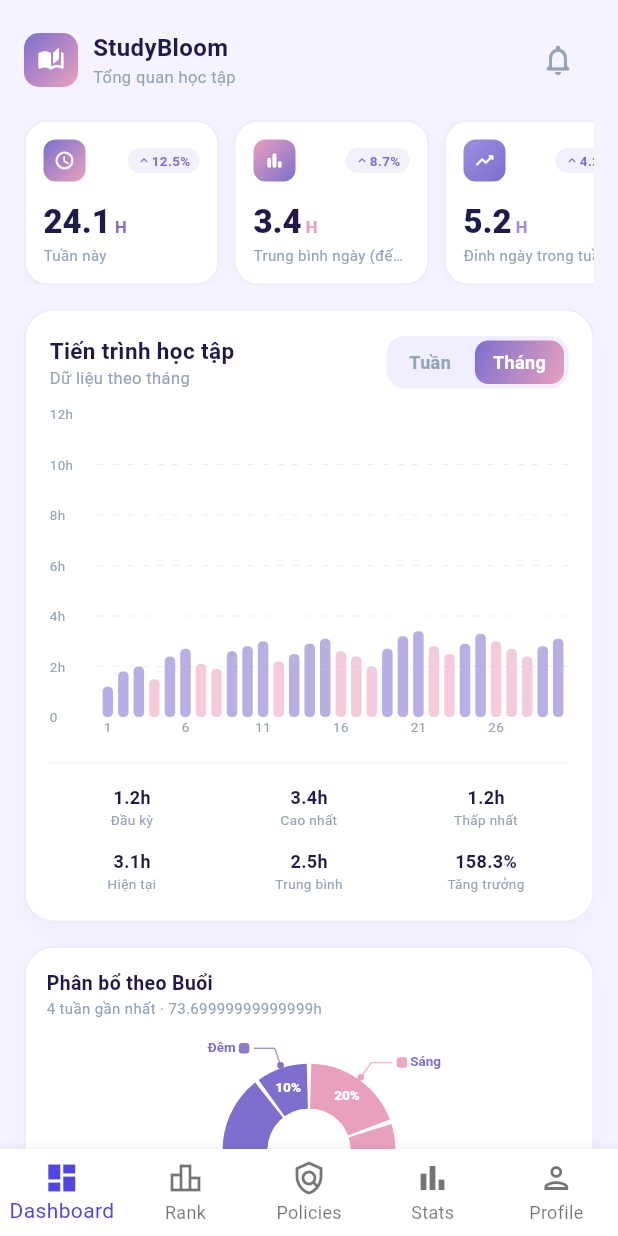
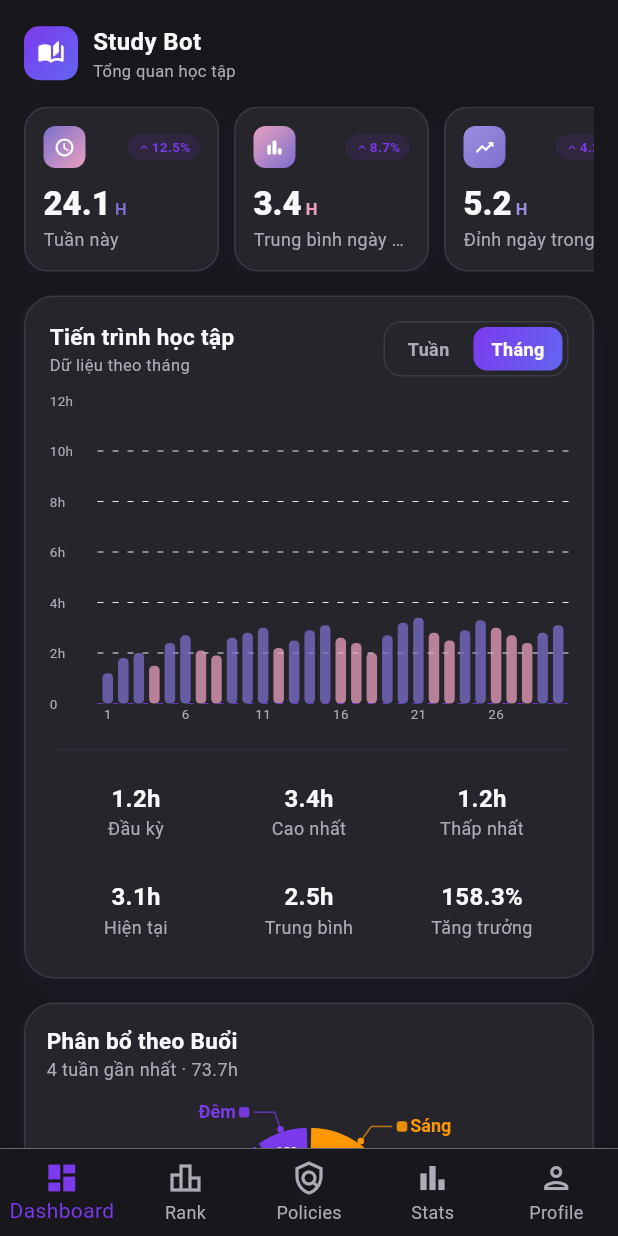
Before and after one commit to Pleopop/PRM393_Project_Group3, a Flutter app: the DashboardScreen screen opened by its route, after a tap on "Tháng", on a phone screen of 412 x 824 dp. Run offline on Flutter 3.47's test engine with Material 3 defaults, Android fonts, the phone set to English and light mode, and no system bars; drawn by our look-alikes of fl_chart; our stand-ins replace app_links, dio, flutter_riverpod, flutter_secure_storage, go_router; accounts and stored records are empty.

Commit message:
feat: enhance dashboard UI with updated colors, improved layout, and refined components

```diff
--- a/lib/features/dashboard/screens/dashboard_screen.dart
+++ b/lib/features/dashboard/screens/dashboard_screen.dart
@@ -65,7 +65,7 @@ class _DashboardScreenState extends State<DashboardScreen> {
             const SizedBox(height: 16),
 
             // ── Chart card ──
-            ChartCard(
+          ChartCard(
               chart: chart,
               timeframe: _timeframe,
               onToggle: (tf) => setState(() => _timeframe = tf),
@@ -82,7 +82,7 @@ class _DashboardScreenState extends State<DashboardScreen> {
 
   Widget _buildInsightsSection() {
     return SizedBox(
-      height: 520,
+      height: 650,
       child: SidebarInsights(
         timeOfDayHours: _vm!.timeOfDayHours,
         streakCalendar: _vm!.streakCalendar,
@@ -112,7 +112,7 @@ class _DashboardScreenState extends State<DashboardScreen> {
           crossAxisAlignment: CrossAxisAlignment.start,
           children: [
             const Text(
-              'StudyBloom',
+              'Study Bot',
               style: TextStyle(
                 fontSize: 16,
                 fontWeight: FontWeight.w700,
@@ -128,12 +128,6 @@ class _DashboardScreenState extends State<DashboardScreen> {
             ),
           ],
         ),
-        const Spacer(),
-        IconButton(
-          icon: const Icon(Icons.notifications_none_rounded,
-              color: DashboardColors.textSub),
-          onPressed: () {},
-        ),
       ],
     );
   }
--- a/lib/features/dashboard/widgets/chart_card.dart
+++ b/lib/features/dashboard/widgets/chart_card.dart
@@ -120,8 +120,7 @@ class _ChartCardState extends State<ChartCard> {
               gridDelegate: const SliverGridDelegateWithFixedCrossAxisCount(
                 crossAxisCount: 3,
                 mainAxisSpacing: 8,
-                crossAxisSpacing: 8,
-                childAspectRatio: 3.2,
+                childAspectRatio: 2,
               ),
               itemCount: _footerStats.length,
               itemBuilder: (_, i) {
@@ -131,13 +130,13 @@ class _ChartCardState extends State<ChartCard> {
                   children: [
                     Text(f['value']!,
                       style: const TextStyle(
-                        fontSize: 12, fontWeight: FontWeight.w700,
+                        fontSize: 16, fontWeight: FontWeight.w700,
                         color: DashboardColors.textMain,
                       ),
                     ),
                     Text(f['label']!,
                       style: const TextStyle(
-                        fontSize: 9, color: DashboardColors.textSub,
+                        fontSize: 12, color: DashboardColors.textSub,
                       ),
                       textAlign: TextAlign.center,
                     ),
--- a/lib/features/dashboard/widgets/dashboard_colors.dart
+++ b/lib/features/dashboard/widgets/dashboard_colors.dart
@@ -1,14 +1,14 @@
 import 'package:flutter/material.dart';
 
 class DashboardColors {
-  static const primary = Color(0xFF7C6FCD); // purple
-  static const secondary = Color(0xFFE9A0BE); // pink
-  static const bg = Color(0xFFF5F3FF);
-  static const surface = Color(0xFFFFFFFF);
-  static const textMain = Color(0xFF1E1B4B);
-  static const textSub = Color(0xFF94A3B8);
+  static const primary = Color(0xFF7C3AED);   // purple
+  static const secondary = Color(0xFF6366F1); // indigo
+  static const bg = Color(0xFF17171C);
+  static const surface = Color(0xFF25252B);
+  static const textMain = Color(0xFFF9F9FB);
+  static const textSub = Color(0xFFABACB5);
   static const gain = Color(0xFF7C6FCD);
   static const loss = Color(0xFFE9A0BE);
-  static const ma = Color(0xFF7C6FCD);
-  static const border = Color(0xFFEDE9FE);
+  static const ma = Color(0xFF7C3AED);
+  static const border = Color(0xFF3A3A42);
 }
--- a/lib/features/dashboard/widgets/right_col/data.dart
+++ b/lib/features/dashboard/widgets/right_col/data.dart
@@ -2,9 +2,9 @@ part of '../right_col.dart';
 
 const _segmentNames = ['Sáng', 'Chiều', 'Tối', 'Đêm'];
 const _segmentColors = [
+  Colors.orange,
   DashboardColors.loss,
   DashboardColors.secondary,
-  DashboardColors.primary,
   DashboardColors.ma,
 ];
 
--- a/lib/features/dashboard/widgets/right_col/streak_calendar_card.dart
+++ b/lib/features/dashboard/widgets/right_col/streak_calendar_card.dart
@@ -15,59 +15,75 @@ class _StreakCalendarCard extends StatelessWidget {
     return Column(
       crossAxisAlignment: CrossAxisAlignment.start,
       children: [
+        // ── Header tháng ──
         Row(
           mainAxisAlignment: MainAxisAlignment.spaceBetween,
           children: [
             IconButton(
-              icon: const Icon(Icons.chevron_left_rounded, size: 16, color: _textSub),
+              icon: const Icon(
+                Icons.chevron_left_rounded,
+                size: 20,
+                color: _textSub,
+              ),
               onPressed: () {},
               padding: EdgeInsets.zero,
-              constraints: const BoxConstraints(minWidth: 28, minHeight: 28),
+              constraints: const BoxConstraints(minWidth: 32, minHeight: 32),
             ),
             Text(
               monthTitle,
               style: const TextStyle(
-                fontSize: 10,
+                fontSize: 13,
                 fontWeight: FontWeight.w900,
                 color: _textMain,
                 letterSpacing: 1.0,
               ),
             ),
             IconButton(
-              icon: const Icon(Icons.chevron_right_rounded, size: 16, color: _textSub),
+              icon: const Icon(
+                Icons.chevron_right_rounded,
+                size: 20,
+                color: _textSub,
+              ),
               onPressed: () {},
               padding: EdgeInsets.zero,
-              constraints: const BoxConstraints(minWidth: 28, minHeight: 28),
+              constraints: const BoxConstraints(minWidth: 32, minHeight: 32),
             ),
           ],
         ),
-        const SizedBox(height: 4),
+
+        // ── DOW header ──
         Row(
           children: _dow
               .map(
                 (d) => Expanded(
+                  child: Padding(
+                    padding: const EdgeInsets.symmetric(vertical: 6),
                     child: Text(
                       d,
                       textAlign: TextAlign.center,
                       style: const TextStyle(
-                      fontSize: 9,
+                        fontSize: 12,
                         fontWeight: FontWeight.w600,
                         color: _textSub,
+                      ),
                     ),
                   ),
                 ),
               )
               .toList(),
         ),
-        const SizedBox(height: 4),
+
+        // ── Grid tuần – Expanded để fill hết chiều cao còn lại ──
         Expanded(
           child: Column(
-            children: weekRows
-                .map((week) => Expanded(child: _WeekRow(week: week)))
-                .toList(),
+            mainAxisAlignment: MainAxisAlignment.spaceEvenly, // phân bổ đều
+            children: weekRows.map((week) => _WeekRow(week: week)).toList(),
           ),
         ),
+
         const Divider(color: _border, height: 16, thickness: 1),
+
+        // ── Stat chips ──
         Row(
           children: [
             _StatChip(value: '${calendar.currentStreak}', label: 'Streak'),
@@ -86,13 +102,14 @@ class _WeekRow extends StatelessWidget {
 
   @override
   Widget build(BuildContext context) {
-    return Row(
+    return SizedBox(
+      height: 36, // chiều cao cố định mỗi row — đủ cho circle 30 + dot
+      child: Row(
         children: week.asMap().entries.map((entry) {
           final di = entry.key;
           final day = entry.value;
-        if (day == null) {
-          return const Expanded(child: SizedBox.shrink());
-        }
+
+          if (day == null) return const Expanded(child: SizedBox.shrink());
 
           final prevStreak = di > 0 && (week[di - 1]?.hasStudy ?? false);
           final nextStreak = di < 6 && (week[di + 1]?.hasStudy ?? false);
@@ -100,7 +117,7 @@ class _WeekRow extends StatelessWidget {
           BorderRadius? pillRadius;
           Color? pillColor;
           if (day.hasStudy) {
-          pillColor = _p1.withOpacity(0.10);
+            pillColor = _p1.withOpacity(0.08);
             pillRadius = BorderRadius.horizontal(
               left: Radius.circular(prevStreak ? 0 : 999),
               right: Radius.circular(nextStreak ? 0 : 999),
@@ -108,6 +125,8 @@ class _WeekRow extends StatelessWidget {
           }
 
           return Expanded(
+            child: ClipRect(
+              // ← ngăn mọi overflow tràn ra ngoài cell
               child: Container(
                 decoration: pillColor != null
                     ? BoxDecoration(color: pillColor, borderRadius: pillRadius)
@@ -115,8 +134,10 @@ class _WeekRow extends StatelessWidget {
                 alignment: Alignment.center,
                 child: _DayCell(day: day),
               ),
+            ),
           );
         }).toList(),
+      ),
     );
   }
 }
@@ -131,12 +152,12 @@ class _DayCell extends StatelessWidget {
 
     if (day.isToday) {
       return Column(
+        mainAxisSize: MainAxisSize.min,
         mainAxisAlignment: MainAxisAlignment.center,
-        mainAxisSize: MainAxisSize.min,
         children: [
           Container(
-            width: 24,
-            height: 24,
+            width: 30,
+            height: 30,
             decoration: BoxDecoration(
               shape: BoxShape.circle,
               gradient: const LinearGradient(
@@ -144,22 +165,27 @@ class _DayCell extends StatelessWidget {
                 begin: Alignment.topLeft,
                 end: Alignment.bottomRight,
               ),
-              boxShadow: [BoxShadow(color: _p1.withOpacity(0.4), blurRadius: 8)],
+              boxShadow: [
+                BoxShadow(color: _p1.withOpacity(0.4), blurRadius: 8),
+              ],
             ),
             child: Center(
               child: Text(
                 '$num',
                 style: const TextStyle(
-                  fontSize: 10,
+                  fontSize: 13,
                   fontWeight: FontWeight.w900,
                   color: Colors.white,
                 ),
               ),
             ),
           ),
-          CustomPaint(
-            size: const Size(8, 5),
-            painter: _TrianglePainter(color: _p1),
+          // Dot thay cho triangle — không bao giờ overflow
+          const SizedBox(height: 2),
+          Container(
+            width: 4,
+            height: 4,
+            decoration: BoxDecoration(color: _p1, shape: BoxShape.circle),
           ),
         ],
       );
@@ -168,18 +194,20 @@ class _DayCell extends StatelessWidget {
     if (day.hasStudy) {
       return Text(
         '$num',
+        textAlign: TextAlign.center,
         style: const TextStyle(
-          fontSize: 10,
+          fontSize: 13,
           fontWeight: FontWeight.w600,
-          color: _p1,
+          color: DashboardColors.primary,
         ),
       );
     }
 
     return Text(
       '$num',
+      textAlign: TextAlign.center,
       style: TextStyle(
-        fontSize: 10,
+        fontSize: 13,
         fontWeight: FontWeight.w400,
         color: _textSub.withOpacity(0.55),
       ),
@@ -243,15 +271,12 @@ class _StatChip extends StatelessWidget {
           Text(
             value,
             style: const TextStyle(
-              fontSize: 13,
+              fontSize: 15,
               fontWeight: FontWeight.w700,
               color: _p1,
             ),
           ),
-          Text(
-            label,
-            style: const TextStyle(fontSize: 9, color: _textSub),
-          ),
+          Text(label, style: const TextStyle(fontSize: 12, color: _textSub)),
         ],
       ),
     );
--- a/lib/features/dashboard/widgets/right_col/time_of_day_card.dart
+++ b/lib/features/dashboard/widgets/right_col/time_of_day_card.dart
@@ -58,14 +58,14 @@ class _TimeOfDayCardState extends State<_TimeOfDayCard>
         const Text(
           'Phân bổ theo Buổi',
           style: TextStyle(
-            fontSize: 13,
+            fontSize: 15,
             fontWeight: FontWeight.w700,
             color: _textMain,
           ),
         ),
         Text(
-          '4 tuần gần nhất · ${total}h',
-          style: const TextStyle(fontSize: 10, color: _textSub),
+          '4 tuần gần nhất · ${total.toStringAsFixed(1)}h',
+          style: const TextStyle(fontSize: 12, color: _textSub),
         ),
         const SizedBox(height: 8),
         AnimatedBuilder(
@@ -219,11 +219,11 @@ class _DonutPainter extends CustomPainter {
         final nameTp = TextPainter(
           text: TextSpan(
             text: names[i],
-            style: TextStyle(
-              color: _p1.withOpacity(anim),
-              fontSize: 9,
-              fontWeight: FontWeight.w600,
-            ),
+        style: TextStyle(
+  color: colors[i].withOpacity(anim),
+  fontSize: 12,
+  fontWeight: FontWeight.w600,
+),
           ),
           textDirection: TextDirection.ltr,
           textAlign: isRight ? TextAlign.left : TextAlign.right,
--- a/lib/features/dashboard/widgets/stat_card.dart
+++ b/lib/features/dashboard/widgets/stat_card.dart
@@ -94,7 +94,7 @@ class _StatCardState extends State<StatCard>
                           : '–',
                       style: TextStyle(
                         fontSize: 9, fontWeight: FontWeight.w700,
-                        color: trendColor,
+                        color: DashboardColors.primary,
                       ),
                     ),
                   ],
@@ -142,7 +142,7 @@ class _StatCardState extends State<StatCard>
           ),
           const SizedBox(height: 2),
           Text(st.labelVi,
-            style: const TextStyle(fontSize: 10, color: DashboardColors.textSub),
+            style: const TextStyle(fontSize: 12, color: DashboardColors.textSub),
             overflow: TextOverflow.ellipsis,
           ),
         ],
--- a/lib/features/dashboard/widgets/study_bar_chart.dart
+++ b/lib/features/dashboard/widgets/study_bar_chart.dart
@@ -19,7 +19,6 @@ class StudyBarChart extends StatelessWidget {
 
   @override
   Widget build(BuildContext context) {
-    // Subsample labels: only show label every N bars
     final n = pts.length;
 
     return BarChart(
@@ -35,20 +34,24 @@ class StudyBarChart extends StatelessWidget {
               final p = pts[groupIndex];
               return BarTooltipItem(
                 '${p.label}\n',
-                const TextStyle(
-                  color: Colors.white60, fontSize: 10,
-                ),
+                const TextStyle(color: Colors.white60, fontSize: 10),
                 children: [
                   TextSpan(
                     text: '${p.hours.toStringAsFixed(1)}h',
                     style: TextStyle(
-                      color: p.isGain ? DashboardColors.gain : DashboardColors.loss,
-                      fontSize: 13, fontWeight: FontWeight.w700,
+                      color: p.isGain
+                          ? DashboardColors.gain
+                          : DashboardColors.loss,
+                      fontSize: 13,
+                      fontWeight: FontWeight.w700,
                     ),
                   ),
                   TextSpan(
                     text: '\nMA7 · ${p.ma7.toStringAsFixed(1)}h',
-                    style: const TextStyle(color: Color(0xFF4ECDB7), fontSize: 10),
+                    style: const TextStyle(
+                      color: Color(0xFF4ECDB7),
+                      fontSize: 10,
+                    ),
                   ),
                 ],
               );
@@ -62,8 +65,12 @@ class StudyBarChart extends StatelessWidget {
           },
         ),
         titlesData: FlTitlesData(
-          topTitles: const AxisTitles(sideTitles: SideTitles(showTitles: false)),
-          rightTitles: const AxisTitles(sideTitles: SideTitles(showTitles: false)),
+          topTitles: const AxisTitles(
+            sideTitles: SideTitles(showTitles: false),
+          ),
+          rightTitles: const AxisTitles(
+            sideTitles: SideTitles(showTitles: false),
+          ),
           leftTitles: AxisTitles(
             sideTitles: SideTitles(
               showTitles: true,
@@ -73,7 +80,10 @@ class StudyBarChart extends StatelessWidget {
                 if (v % 2 != 0) return const SizedBox.shrink();
                 return Text(
                   v == 0 ? '0' : '${v.toInt()}h',
-                  style: const TextStyle(fontSize: 9, color: DashboardColors.textSub),
+                  style: const TextStyle(
+                    fontSize: 9,
+                    color: DashboardColors.textSub,
+                  ),
                 );
               },
             ),
@@ -89,7 +99,10 @@ class StudyBarChart extends StatelessWidget {
                 if (label.isEmpty) return const SizedBox.shrink();
                 return Text(
                   label,
-                  style: const TextStyle(fontSize: 9, color: DashboardColors.textSub),
+                  style: const TextStyle(
+                    fontSize: 9,
+                    color: DashboardColors.textSub,
+                  ),
                 );
               },
             ),
@@ -120,17 +133,24 @@ class StudyBarChart extends StatelessWidget {
                 width: n > 30 ? 4 : 7,
                 borderRadius: BorderRadius.circular(n > 30 ? 2 : 3),
                 color: p.isGain
-                    ? DashboardColors.gain.withOpacity(isTouched ? 1.0 : 0.55)
-                    : DashboardColors.loss.withOpacity(isTouched ? 1.0 : 0.55),
+                    ? DashboardColors.gain.withOpacity(isTouched ? 1.0 : 0.75)
+                    : DashboardColors.loss.withOpacity(isTouched ? 1.0 : 0.75),
               ),
             ],
             showingTooltipIndicators: isTouched ? [0] : [],
           );
         }).toList(),
-        // ── MA7 line overlay via extraLinesData ──
+
         extraLinesData: ExtraLinesData(
           extraLinesOnTop: true,
-          horizontalLines: [],
+          horizontalLines: [
+            HorizontalLine(
+              y: 0,
+              color: DashboardColors.primary,
+              strokeWidth: 0.5,
+              dashArray: [4, 6],
+            ),
+          ],
         ),
       ),
     );
--- a/lib/features/dashboard/widgets/timeframe_toggle.dart
+++ b/lib/features/dashboard/widgets/timeframe_toggle.dart
@@ -12,7 +12,8 @@ class TimeframeToggle extends StatelessWidget {
     return Container(
       padding: const EdgeInsets.all(3),
       decoration: BoxDecoration(
-        color: const Color(0xFFF0EEFF),
+        color: DashboardColors.surface,
+        border: Border.all(color: DashboardColors.border),
         borderRadius: BorderRadius.circular(12),
       ),
       child: Row(
--- a/lib/features/policies/screens/policies_screen.dart
+++ b/lib/features/policies/screens/policies_screen.dart
@@ -1,6 +1,7 @@
 library policies_screen;
 
 import 'package:flutter/material.dart';
+import 'package:project_group3/features/dashboard/widgets/dashboard_colors.dart';
 
 part 'policies_screen/data.dart';
 part 'policies_screen/theme.dart';
--- a/lib/features/policies/screens/policies_screen/hero_header.dart
+++ b/lib/features/policies/screens/policies_screen/hero_header.dart
@@ -5,9 +5,13 @@ class _HeroHeader extends StatelessWidget {
   Widget build(BuildContext context) {
     return Container(
       width: double.infinity,
-      decoration: const BoxDecoration(
+      decoration: BoxDecoration(
         gradient: LinearGradient(
-          colors: [Color(0xFF8B7FD4), Color(0xFFB57BDD), Color(0xFFD48BBB)],
+          colors: [
+            _p1,
+            _p2,
+            _accent,
+          ], // dùng _p1, _p2 như _RuleCard/_IntroParagraph
           begin: Alignment.centerLeft,
           end: Alignment.centerRight,
         ),
@@ -65,8 +69,10 @@ class _HeroHeader extends StatelessWidget {
                   ),
                 ),
                 Container(
-                  padding:
-                      const EdgeInsets.symmetric(horizontal: 12, vertical: 8),
+                  padding: const EdgeInsets.symmetric(
+                    horizontal: 12,
+                    vertical: 8,
+                  ),
                   decoration: BoxDecoration(
                     color: Colors.white.withOpacity(0.18),
                     borderRadius: BorderRadius.circular(20),
@@ -113,7 +119,11 @@ class _DiagonalPainter extends CustomPainter {
 
     const step = 18.0;
     for (double x = -size.height; x < size.width + size.height; x += step) {
-      canvas.drawLine(Offset(x, 0), Offset(x + size.height, size.height), paint);
+      canvas.drawLine(
+        Offset(x, 0),
+        Offset(x + size.height, size.height),
+        paint,
+      );
     }
   }
 
--- a/lib/features/policies/screens/policies_screen/theme.dart
+++ b/lib/features/policies/screens/policies_screen/theme.dart
@@ -1,10 +1,10 @@
 part of '../policies_screen.dart';
 
-const _p1 = Color(0xFF7C6FCD);
-const _p2 = Color(0xFFB57BDD);
-const _bg = Color(0xFFF5F3FF);
-const _surface = Color(0xFFFFFFFF);
-const _border = Color(0xFFEDE9FE);
-const _textMain = Color(0xFF1E1B4B);
-const _textSub = Color(0xFF94A3B8);
+const _p1 = DashboardColors.primary;
+const _p2 = DashboardColors.secondary;
+const _bg = DashboardColors.bg;
+const _surface = DashboardColors.surface;
+const _border = DashboardColors.border;
+const _textMain = DashboardColors.textMain;
+const _textSub = DashboardColors.textSub;
 const _accent = Color(0xFF7C6FCD);
--- a/lib/routes/main_shell.dart
+++ b/lib/routes/main_shell.dart
@@ -2,6 +2,7 @@ import 'package:flutter/material.dart';
 import 'package:go_router/go_router.dart';
 import 'package:project_group3/app.dart';
 import '../core/constants/app_constants.dart';
+import '../features/dashboard/widgets/dashboard_colors.dart';
 
 class MainShell extends StatelessWidget {
   const MainShell({super.key, required this.navigationShell});
@@ -20,7 +21,18 @@ class MainShell extends StatelessWidget {
   Widget build(BuildContext context) {
     return Scaffold(
       body: navigationShell,
-      bottomNavigationBar: BottomNavigationBar(
+      bottomNavigationBar: Container(
+        decoration: const BoxDecoration(
+          border: Border(
+            top: BorderSide(color: DashboardColors.border, width: 0.5),
+          ),
+        ),
+
+        child: BottomNavigationBar(
+          backgroundColor: DashboardColors.bg,
+          selectedItemColor: DashboardColors.primary,
+          unselectedItemColor: DashboardColors.textSub,
+
           currentIndex: navigationShell.currentIndex,
           onTap: (index) => navigationShell.goBranch(
             index,
@@ -55,6 +67,7 @@ class MainShell extends StatelessWidget {
             ),
           ],
         ),
+      ),
     );
   }
 }
```
Lines whose indentation alone changed are shown as unchanged.
